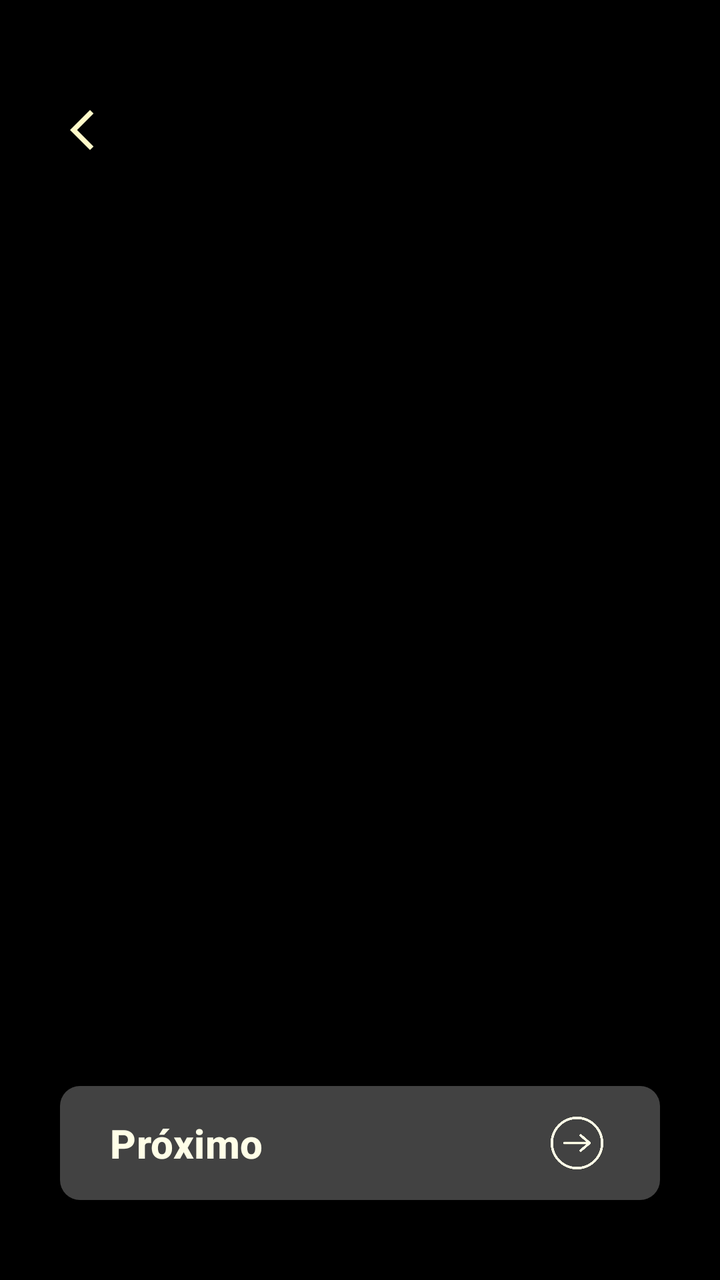
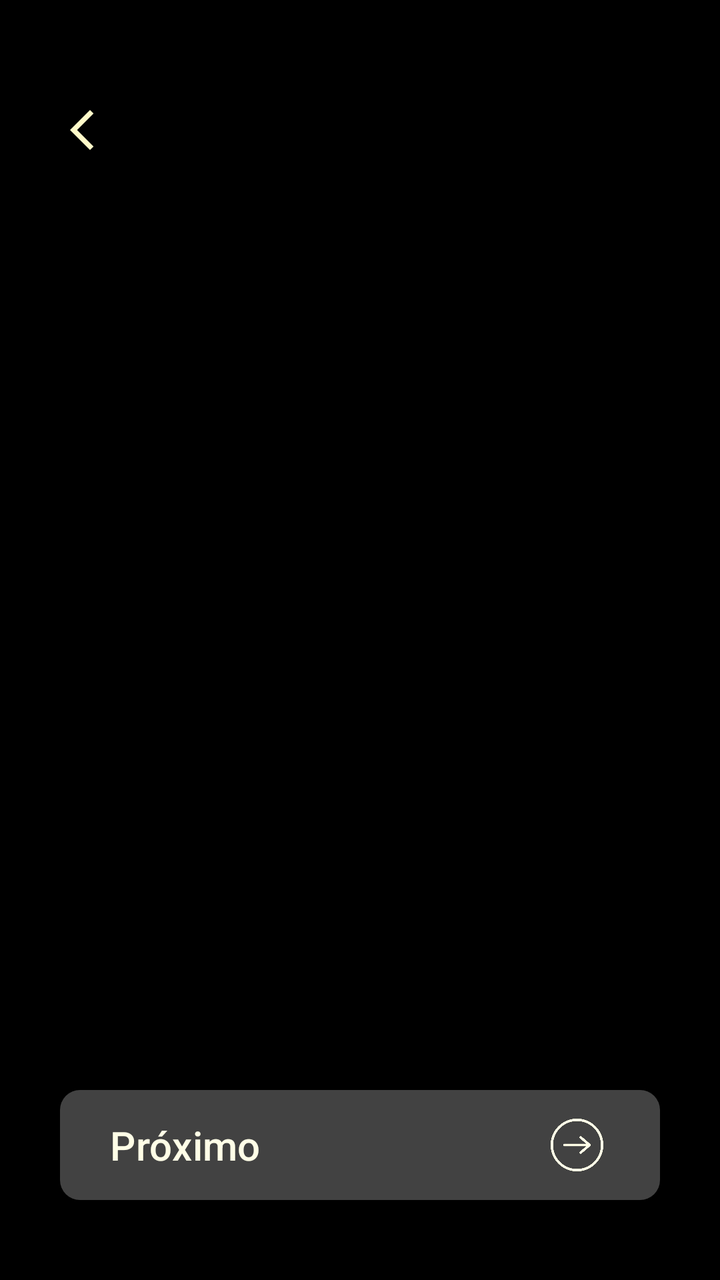

Screens rendered from an Android XML layout before and after an edit, with the pre-edit source and the edit as a unified diff.
<!-- AndroidManifest.xml: application theme Theme.Monaly -->
<!-- res/layout/activity_onboarding.xml -->
<?xml version="1.0" encoding="utf-8"?>
<androidx.constraintlayout.widget.ConstraintLayout
    xmlns:android="http://schemas.android.com/apk/res/android"
    xmlns:app="http://schemas.android.com/apk/res-auto"
    android:layout_width="match_parent"
    android:layout_height="match_parent"
    android:background="@color/black">

    <androidx.viewpager2.widget.ViewPager2
        android:id="@+id/viewPagerOnboarding"
        android:layout_width="0dp"
        android:layout_height="0dp"
        app:layout_constraintBottom_toBottomOf="parent"
        app:layout_constraintEnd_toEndOf="parent"
        app:layout_constraintStart_toStartOf="parent"
        app:layout_constraintTop_toTopOf="parent" />

    <androidx.appcompat.widget.AppCompatButton
        android:id="@+id/buttonBack"
        android:contentDescription="Botão de voltar"
        android:layout_width="60dp"
        android:layout_height="60dp"
        android:layout_marginStart="20dp"
        android:layout_marginTop="35dp"
        android:background="@drawable/drawable_background_button_round_transparent"
        android:drawableStart="@drawable/icon_arrow_back_ios"
        android:paddingStart="15dp"
        app:layout_constraintStart_toStartOf="parent"
        app:layout_constraintTop_toTopOf="parent" />

    <com.google.android.material.button.MaterialButton
        android:id="@+id/buttonNext"
        android:layout_width="0dp"
        android:layout_height="57dp"
        android:layout_marginStart="30dp"
        android:layout_marginEnd="30dp"
        android:layout_marginBottom="40dp"
        android:background="@drawable/drawable_background_button_gray_dark_10_dp"
        android:gravity="start|center_vertical"
        android:paddingStart="25dp"
        android:paddingEnd="25dp"
        android:text="@string/onboarding_bottom_next"
        android:textAllCaps="false"
        android:textColor="@color/bage_neutral"
        android:textSize="20sp"
        android:textStyle="normal"
        app:backgroundTint="@color/gray_dark"
        app:cornerRadius="10dp"
        app:icon="@drawable/ic_arrow_right_bage_neutral"
        app:iconGravity="end"
        app:iconSize="33dp"
        app:iconTint="@null"
        app:layout_constraintBottom_toBottomOf="parent"
        app:layout_constraintEnd_toEndOf="parent"
        app:layout_constraintStart_toStartOf="parent" />

</androidx.constraintlayout.widget.ConstraintLayout>
<!-- resources referenced by this layout -->
<resources>
  <color name="bage_neutral">#fffee7</color>
  <color name="black">#000000</color>
  <color name="gray_dark">#424242</color>
  <!-- drawable drawable_background_button_gray_dark_10_dp (drawable) -->
  <?xml version="1.0" encoding="utf-8"?>
  <shape xmlns:android="http://schemas.android.com/apk/res/android">
  
      <corners android:radius="10dp"/>
      <solid android:color="@color/gray_dark"/>
  
  </shape>
  <!-- drawable drawable_background_button_round_transparent (drawable) -->
  <?xml version="1.0" encoding="utf-8"?>
  <shape xmlns:android="http://schemas.android.com/apk/res/android"
  
      android:shape="rectangle">
      <corners android:radius="100dp"/>
  
  </shape>
  <!-- drawable ic_arrow_right_bage_neutral: png bitmap (drawable, 3728 bytes) -->
  <!-- drawable icon_arrow_back_ios (drawable) -->
  <vector xmlns:android="http://schemas.android.com/apk/res/android" android:autoMirrored="true" android:height="24dp" android:tint="#FFFAC9" android:viewportHeight="960" android:viewportWidth="960" android:width="24dp">
        
      <path android:fillColor="@android:color/white" android:pathData="M400,880L0,480L400,80L471,151L142,480L471,809L400,880Z"/>
      
  </vector>
  <string name="onboarding_bottom_next"><b>Próximo</b></string>
  <style name="Theme.Monaly" parent="Base.Theme.Monaly" />
  <style name="Base.Theme.Monaly" parent="Theme.Material3.DayNight.NoActionBar">
  
          <item name="android:navigationBarColor">@color/black</item>
  
      </style>
</resources>

<!-- the commit's change to res/layout/activity_onboarding.xml (unified diff, before → after) -->
@@ -31,7 +31,7 @@
     <com.google.android.material.button.MaterialButton
         android:id="@+id/buttonNext"
         android:layout_width="0dp"
-        android:layout_height="57dp"
+        android:layout_height="55dp"
         android:layout_marginStart="30dp"
         android:layout_marginEnd="30dp"
         android:layout_marginBottom="40dp"
<!-- resource entries referenced after the edit -->
@@ -26,7 +26,7 @@
       <path android:fillColor="@android:color/white" android:pathData="M400,880L0,480L400,80L471,151L142,480L471,809L400,880Z"/>
       
   </vector>
-  <string name="onboarding_bottom_next"><b>Próximo</b></string>
+  <string name="onboarding_bottom_next">Próximo</string>
   <style name="Theme.Monaly" parent="Base.Theme.Monaly" />
   <style name="Base.Theme.Monaly" parent="Theme.Material3.DayNight.NoActionBar">
   
